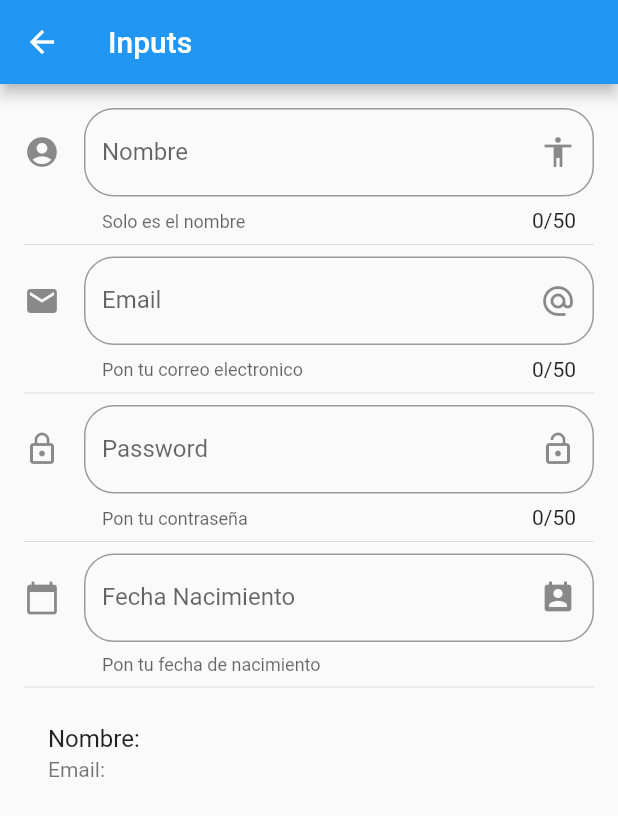
After one commit to ElAdrixHD/test_componentes_flutter, a Flutter app: the screen it shows after launch, after a tap on "Inputs", on a phone screen of 412 x 824 dp. The commit adds this screen. Shown: the top 816 px of the screen. Run offline on Flutter 3.47's test engine with Material 2 defaults, Android fonts, the phone set to English and light mode, and no system bars; network calls fail.

Commit message:
Terminado datepicker e inputs

```diff
--- a/data/menu_opts.json
+++ b/data/menu_opts.json
@@ -20,6 +20,11 @@
             "ruta" : "/animatedContainer",
             "icon" : "donut-large",
             "texto": "Animated Container"
+        },
+        {
+            "ruta" : "/inputs",
+            "icon" : "input",
+            "texto": "Inputs"
         }
     ]
 }
--- a/lib/main.dart
+++ b/lib/main.dart
@@ -2,6 +2,8 @@
 import 'package:componentes_flutter/src/pages/alert_page.dart';
 import 'package:componentes_flutter/src/routes/routes.dart';
 import 'package:flutter/material.dart';
+
+import 'package:flutter_localizations/flutter_localizations.dart';
 
 void main(){
   runApp(MyApp());
@@ -14,6 +16,14 @@ class MyApp extends StatelessWidget {
     return MaterialApp(
       title: "Componentes App",
       //home: HomePage(),
+      localizationsDelegates: [
+        GlobalMaterialLocalizations.delegate,
+        GlobalWidgetsLocalizations.delegate,
+      ],
+      supportedLocales: [
+        const Locale("en", "US"),
+        const Locale("es", "ES"),
+      ],
       debugShowCheckedModeBanner: false,
       initialRoute: "/",
       routes: getApplicationRoutes(),
--- /dev/null
+++ b/lib/src/pages/input_page.dart
@@ -0,0 +1,154 @@
+import 'package:flutter/material.dart';
+
+class InputPage extends StatefulWidget {
+  @override
+  _InputPageState createState() => _InputPageState();
+}
+
+class _InputPageState extends State<InputPage> {
+  String _nombre = "";
+  String _email = "";
+  String _password = "";
+  String _fecha = "";
+
+  TextEditingController _inputFieldDateController = new TextEditingController();
+
+  @override
+  Widget build(BuildContext context) {
+    return Scaffold(
+      appBar: AppBar(
+        title: Text("Inputs"),
+      ),
+      body: Padding(
+        padding: const EdgeInsets.all(16.0),
+        child: Column(
+          //padding: EdgeInsets.symmetric(horizontal: 10.0, vertical: 20.0),
+          children: <Widget>[
+            _crearInput(),
+            Divider(),
+            _crearEmail(),
+            Divider(),
+            _crearPassword(),
+            Divider(),
+            _crearFecha(context),
+            Divider(),
+            _crearPersona(),
+          ],
+        ),
+      ),
+    );
+  }
+
+  Widget _crearInput() {
+    return TextField(
+      autofocus: false,
+      maxLines: 1,
+      maxLength: 50,
+      textCapitalization: TextCapitalization.words,
+      decoration: InputDecoration(
+        border: OutlineInputBorder(
+          borderRadius: BorderRadius.circular(20.0),
+        ),
+        counter: Text("${_nombre.length}/50"),
+        hintText: "Nombre de la persona",
+        labelText: "Nombre",
+        helperText: "Solo es el nombre",
+        suffixIcon: Icon(Icons.accessibility),
+        icon: Icon(Icons.account_circle),
+      ),
+      onChanged: (valor){
+        setState(() {
+          _nombre = valor;
+        });
+      },
+    );
+  }
+
+  Widget _crearPersona() {
+    return ListTile(
+      title: Text("Nombre: $_nombre"),
+      subtitle: Text("Email: $_email"),
+    );
+  }
+
+  Widget _crearEmail() {
+    return TextField(
+      keyboardType: TextInputType.emailAddress,
+      maxLines: 1,
+      maxLength: 50,
+      decoration: InputDecoration(
+        border: OutlineInputBorder(
+          borderRadius: BorderRadius.circular(20.0),
+        ),
+        counter: Text("${_email.length}/50"),
+        hintText: "Correo electronico",
+        labelText: "Email",
+        helperText: "Pon tu correo electronico",
+        suffixIcon: Icon(Icons.alternate_email),
+        icon: Icon(Icons.email),
+      ),
+      onChanged: (valor){
+        setState(() {
+          _email = valor;
+        });
+      },
+    );
+  }
+
+  Widget _crearPassword() {
+    return TextField(
+      keyboardType: TextInputType.text,
+      obscureText: true,
+      maxLines: 1,
+      maxLength: 50,
+      decoration: InputDecoration(
+        border: OutlineInputBorder(
+          borderRadius: BorderRadius.circular(20.0),
+        ),
+        counter: Text("${_password.length}/50"),
+        hintText: "Contraseña",
+        labelText: "Password",
+        helperText: "Pon tu contraseña",
+        suffixIcon: Icon(Icons.lock_open),
+        icon: Icon(Icons.lock_outline),
+      ),
+      onChanged: (valor){
+        setState(() {
+          _password = valor;
+        });
+      },
+    );
+  }
+
+  Widget _crearFecha(BuildContext context) {
+    return TextField(
+      keyboardType: TextInputType.datetime,
+      enableInteractiveSelection: false,
+      decoration: InputDecoration(
+        border: OutlineInputBorder(
+          borderRadius: BorderRadius.circular(20.0),
+        ),
+        hintText: "Fecha Nacimiento",
+        labelText: "Fecha Nacimiento",
+        helperText: "Pon tu fecha de nacimiento",
+        suffixIcon: Icon(Icons.perm_contact_calendar),
+        icon: Icon(Icons.calendar_today),
+      ),
+      controller: _inputFieldDateController,
+      onTap: (){
+        FocusScope.of(context).requestFocus(new FocusNode());
+        _selectDate(context);
+      },
+    );
+  }
+
+  void _selectDate(BuildContext context) async{
+    DateTime picked = await showDatePicker(context: context, initialDate: DateTime.now(), firstDate: new DateTime(2020), lastDate:  new DateTime(2025), locale: Locale("es","ES"));
+    if(picked != null){
+      setState(() {
+        _fecha = (picked.toString().split(RegExp(" ")))[0];
+        _inputFieldDateController.text = _fecha;
+      });
+    }
+  }
+}
--- a/lib/src/routes/routes.dart
+++ b/lib/src/routes/routes.dart
@@ -4,6 +4,7 @@ import 'package:componentes_flutter/src/pages/animated_container_page.dart';
 import 'package:componentes_flutter/src/pages/avatar_page.dart';
 import 'package:componentes_flutter/src/pages/card_page.dart';
 import 'package:componentes_flutter/src/pages/home_page.dart';
+import 'package:componentes_flutter/src/pages/input_page.dart';
 import 'package:flutter/material.dart';
 
 Map<String, WidgetBuilder> getApplicationRoutes(){
@@ -12,6 +13,7 @@ Map<String, WidgetBuilder> getApplicationRoutes(){
     "/alert"  : (BuildContext context) => AlertPage(),
     "/avatar" : (BuildContext context) => AvatarPage(),
     "/card"   : (BuildContext context) => CardPage(),
+    "/inputs" : (BuildContext context) => InputPage(),
     "/animatedContainer"   : (BuildContext context) => AnimatedContainerPage(),
   };
 }
--- a/lib/src/utils/icono_string_util.dart
+++ b/lib/src/utils/icono_string_util.dart
@@ -4,7 +4,8 @@ final _icons = <String, IconData>{
   "add_alert"     : Icons.add_alert,
   "accessibility" : Icons.accessibility,
   "folder_open"   : Icons.folder_open,
-  "donut-large"   : Icons.donut_large
+  "donut-large"   : Icons.donut_large,
+  "input"         : Icons.input
 };
 
 Icon getIcon(String nombre){
--- a/pubspec.yaml
+++ b/pubspec.yaml
@@ -22,6 +22,9 @@ environment:
 
 dependencies:
   flutter:
+    sdk: flutter
+
+  flutter_localizations:
     sdk: flutter
 
 
```
Also changed, not shown: pubspec.lock.
